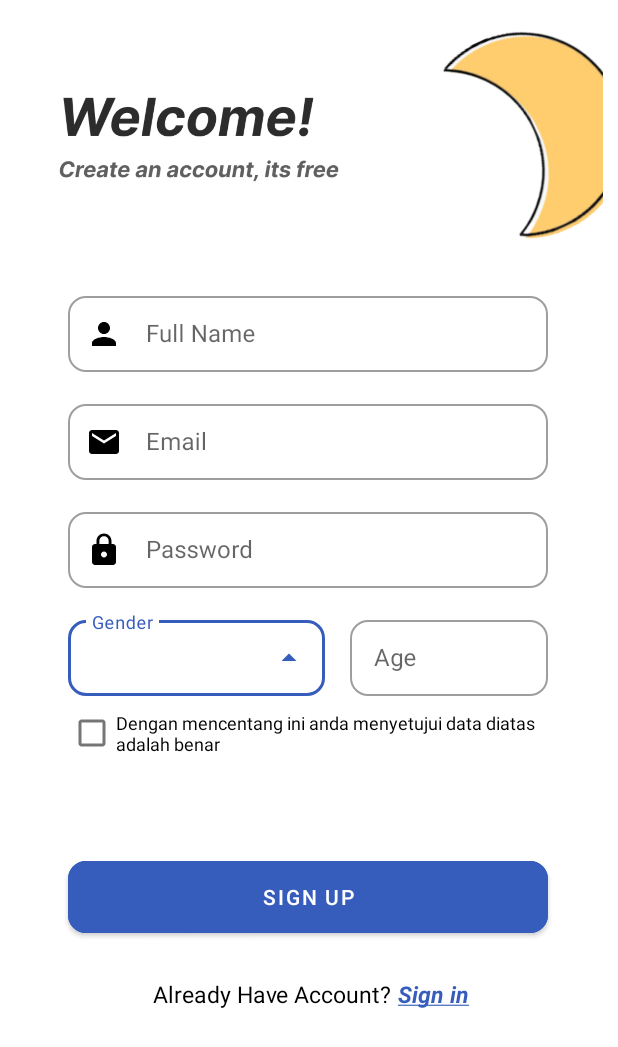
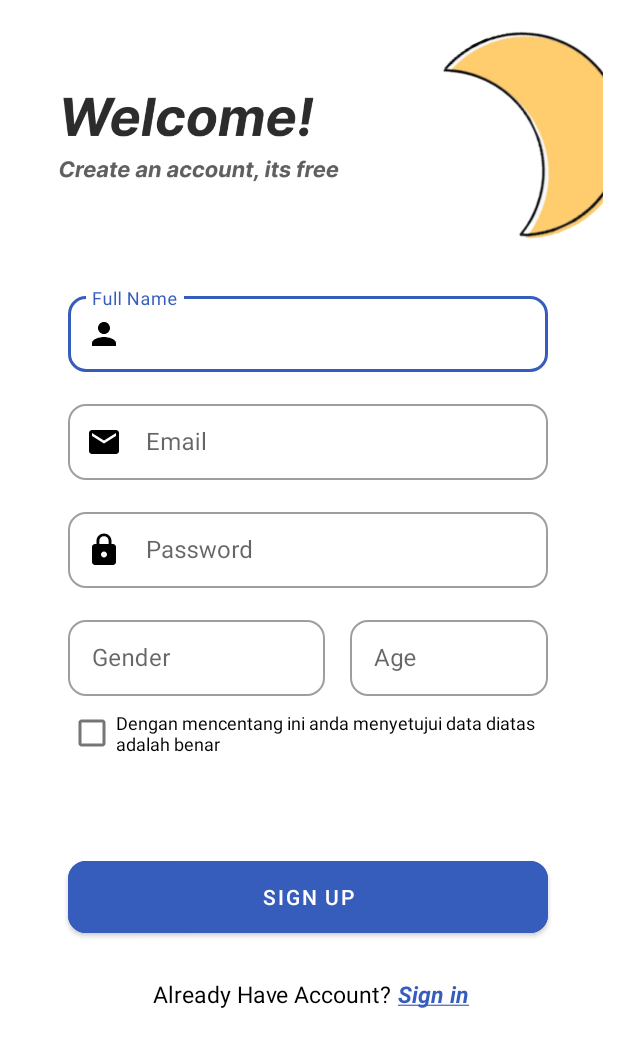
Before and after one commit to abdulrohman19/SleepLab, an Android app: the RegisterActivity screen opened directly, with no data from a screen before it, after a tap on "Sign in", on a phone screen of 412 x 824 dp. Shown: the top 1047 px of the screen. Run offline under Robolectric (Android 15) with nearby library versions, the phone set to English and light mode, and no system bars; 2 other taps on this screen came first.

Commit message:
"Udah Bisa Register"

```diff
--- a/Android/app/src/main/AndroidManifest.xml
+++ b/Android/app/src/main/AndroidManifest.xml
@@ -1,6 +1,8 @@
 <?xml version="1.0" encoding="utf-8"?>
 <manifest xmlns:android="http://schemas.android.com/apk/res/android"
     xmlns:tools="http://schemas.android.com/tools" >
+
+    <uses-permission android:name="android.permission.INTERNET" />
 
     <application
         android:allowBackup="true"
--- /dev/null
+++ b/Android/app/src/main/java/com/sleepy/sleeplab/ViewModelFactory.kt
@@ -0,0 +1,4 @@
+package com.sleepy.sleeplab
+
+class ViewModelFactory {
+}
--- a/Android/app/src/main/java/com/sleepy/sleeplab/data/api/ApiService.kt
+++ b/Android/app/src/main/java/com/sleepy/sleeplab/data/api/ApiService.kt
@@ -1,5 +1,6 @@
 package com.sleepy.sleeplab.data.api
 
+import com.sleepy.sleeplab.data.response.LoginResponse
 import com.sleepy.sleeplab.data.response.RegisterResponse
 import retrofit2.http.Field
 import retrofit2.http.FormUrlEncoded
@@ -16,5 +17,11 @@ suspend fun regis(
         @Field("password") password : String,
     ) : RegisterResponse
 
+    @FormUrlEncoded
+    @POST("login")
+    suspend fun login(
+        @Field("email") email: String,
+        @Field("password") password: String
+    ): LoginResponse
 
 }
--- a/Android/app/src/main/java/com/sleepy/sleeplab/data/injection/Injection.kt
+++ b/Android/app/src/main/java/com/sleepy/sleeplab/data/injection/Injection.kt
@@ -1,4 +1,6 @@
 package com.sleepy.sleeplab.data.injection
+
+import android.content.Context
 
 object Injection {
 
--- a/Android/app/src/main/res/layout/activity_register.xml
+++ b/Android/app/src/main/res/layout/activity_register.xml
@@ -104,7 +104,7 @@
         app:boxCornerRadiusBottomStart="12dp"
         app:boxCornerRadiusTopEnd="12dp"
         app:boxCornerRadiusTopStart="12dp"
-        style="@style/Widget.MaterialComponents.TextInputLayout.OutlinedBox.ExposedDropdownMenu"
+        style="@style/Widget.MaterialComponents.TextInputLayout.OutlinedBox"
         android:layout_width="171dp"
         android:layout_height="56dp"
         android:layout_marginTop="16dp"
@@ -114,10 +114,13 @@
         app:layout_constraintStart_toStartOf="@+id/passwordEditTextLayout"
         app:layout_constraintTop_toBottomOf="@+id/passwordEditTextLayout">
 
-        <AutoCompleteTextView
+        <com.google.android.material.textfield.TextInputEditText
+            android:id="@+id/genderEditText"
             android:layout_width="match_parent"
             android:layout_height="wrap_content"
-            android:inputType="text" />
+            android:ems="10"
+            android:inputType="text"
+            android:textColorHighlight="@color/black" />
 
     </com.google.android.material.textfield.TextInputLayout>
 
```
Also changed, not shown: Android/app/src/main/java/com/sleepy/sleeplab/ui/register/RegisterActivity.kt (+15 -9 lines), Android/app/src/main/res/layout/activity_signup.xml (deleted, +0 -9 lines). Lines whose indentation alone changed are shown as unchanged.
